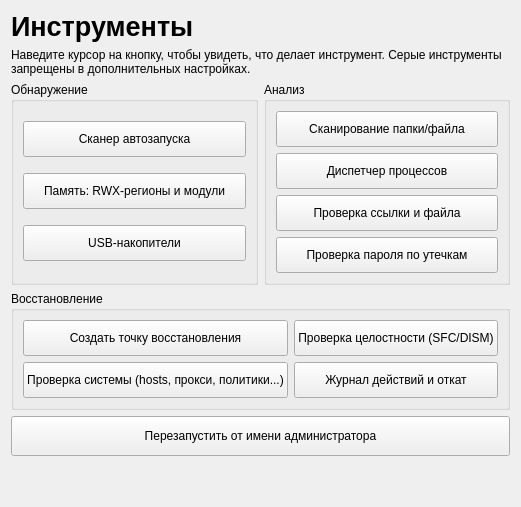
Qt form ui/designer/tools_page.ui (UnLuck000/school_project) before a commit.
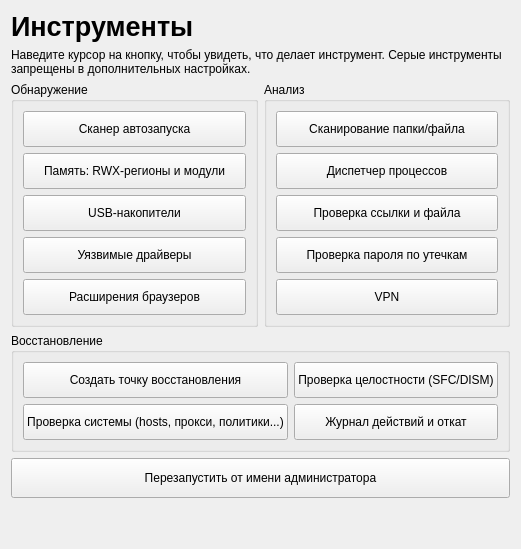
The same form after that commit.

Commit message: Контроль запуска, защита от стилеров, драйверы, расширения, плановая и быстрая проверка, VPN

```diff
--- a/ui/designer/tools_page.ui
+++ b/ui/designer/tools_page.ui
@@ -24,6 +24,8 @@
         <item><widget class="QPushButton" name="btnAutoruns"><property name="minimumSize"><size><width>0</width><height>36</height></size></property><property name="text"><string>Сканер автозапуска</string></property></widget></item>
         <item><widget class="QPushButton" name="btnMemoryDeep"><property name="minimumSize"><size><width>0</width><height>36</height></size></property><property name="text"><string>Память: RWX-регионы и модули</string></property></widget></item>
         <item><widget class="QPushButton" name="btnUsb"><property name="minimumSize"><size><width>0</width><height>36</height></size></property><property name="text"><string>USB-накопители</string></property></widget></item>
+        <item><widget class="QPushButton" name="btnDrivers"><property name="minimumSize"><size><width>0</width><height>36</height></size></property><property name="text"><string>Уязвимые драйверы</string></property></widget></item>
+        <item><widget class="QPushButton" name="btnExtensions"><property name="minimumSize"><size><width>0</width><height>36</height></size></property><property name="text"><string>Расширения браузеров</string></property></widget></item>
        </layout>
       </widget>
      </item>
@@ -35,6 +37,7 @@
         <item><widget class="QPushButton" name="btnProcessManager"><property name="minimumSize"><size><width>0</width><height>36</height></size></property><property name="text"><string>Диспетчер процессов</string></property></widget></item>
         <item><widget class="QPushButton" name="btnLinkCheck"><property name="minimumSize"><size><width>0</width><height>36</height></size></property><property name="text"><string>Проверка ссылки и файла</string></property></widget></item>
         <item><widget class="QPushButton" name="btnPasswordLeak"><property name="minimumSize"><size><width>0</width><height>36</height></size></property><property name="text"><string>Проверка пароля по утечкам</string></property></widget></item>
+        <item><widget class="QPushButton" name="btnVpn"><property name="minimumSize"><size><width>0</width><height>36</height></size></property><property name="text"><string>VPN</string></property></widget></item>
        </layout>
       </widget>
      </item>
```
The commit also changes 33 other files.
